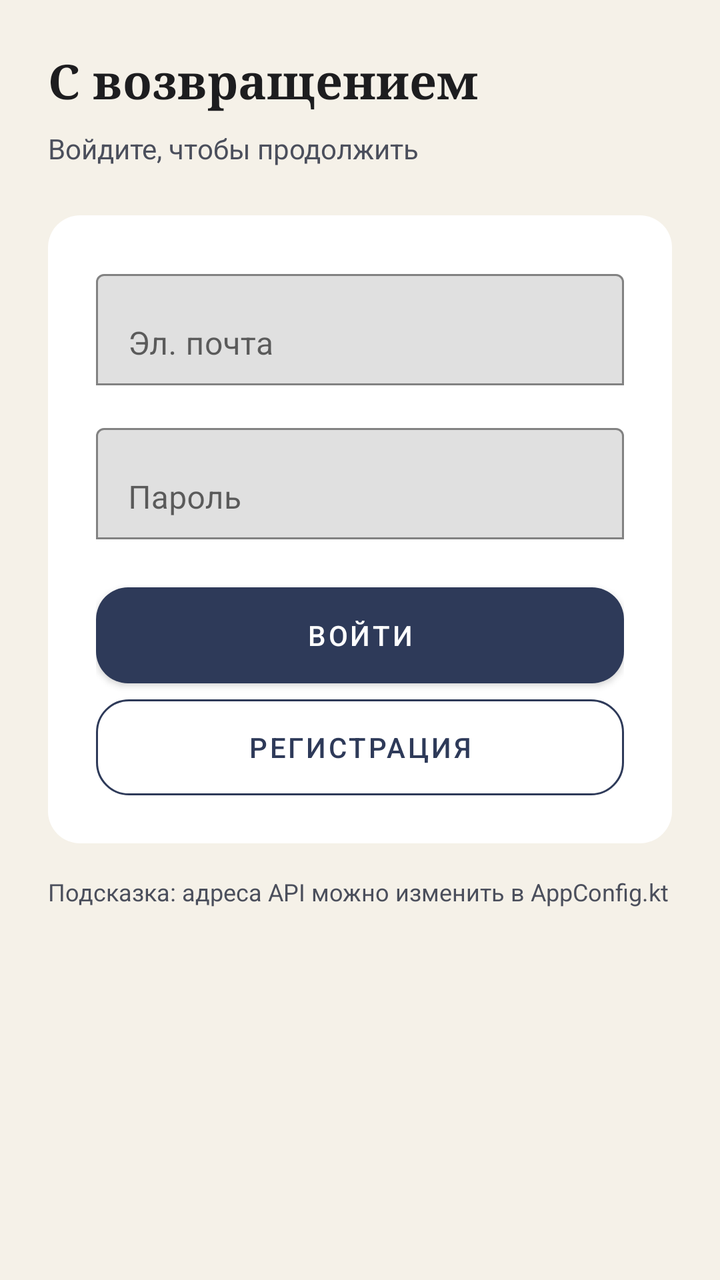
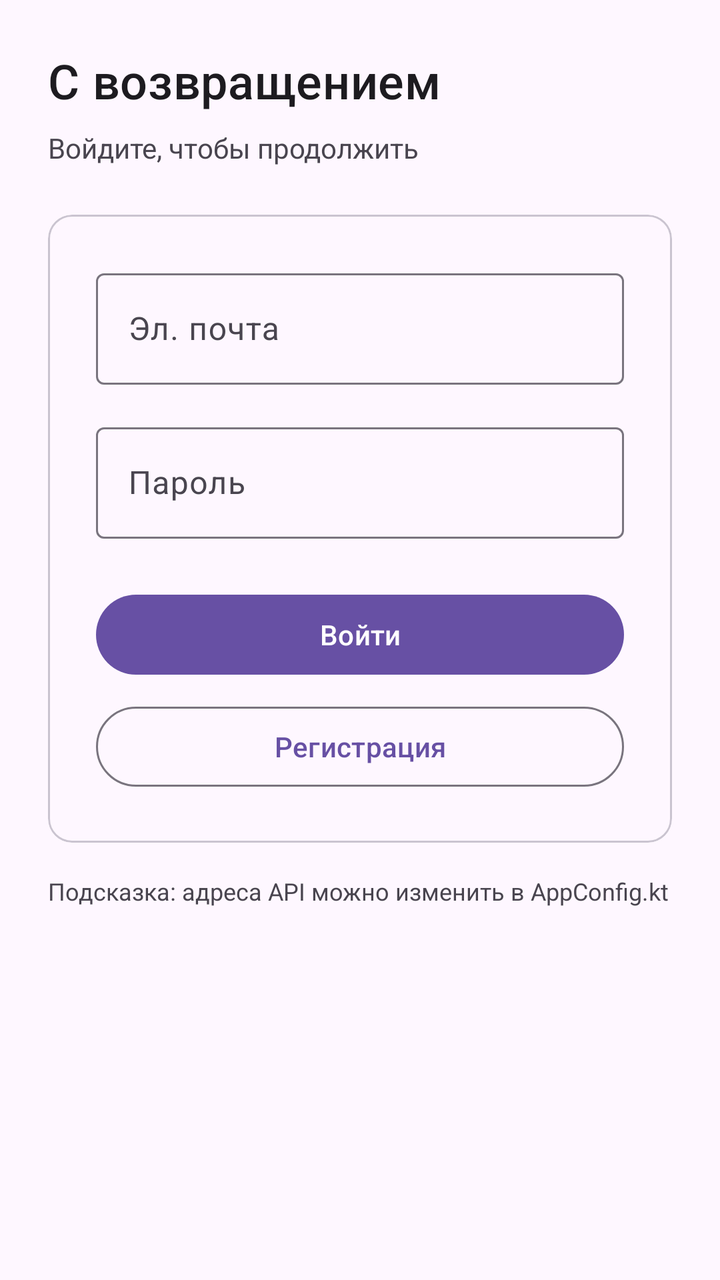

An Android layout rendered at two revisions. The XML below is the earlier revision; the diff shows what the commit changed to produce the second picture.
<!-- AndroidManifest.xml: application theme Theme.TutorPlatform -->
<!-- res/layout/activity_login.xml -->
<?xml version="1.0" encoding="utf-8"?>
<ScrollView
    xmlns:android="http://schemas.android.com/apk/res/android"
    xmlns:app="http://schemas.android.com/apk/res-auto"
    android:layout_width="match_parent"
    android:layout_height="match_parent"
    android:background="@color/brand_light">

    <LinearLayout
        android:layout_width="match_parent"
        android:layout_height="wrap_content"
        android:orientation="vertical"
        android:padding="@dimen/spacing_lg">

        <TextView
            android:layout_width="wrap_content"
            android:layout_height="wrap_content"
            android:text="С возвращением"
            android:textColor="@color/text_primary"
            android:textSize="24sp"
            android:textStyle="bold"
            android:fontFamily="serif" />

        <TextView
            android:layout_width="wrap_content"
            android:layout_height="wrap_content"
            android:text="Войдите, чтобы продолжить"
            android:textColor="@color/text_secondary"
            android:textSize="14sp"
            android:layout_marginTop="@dimen/spacing_sm" />

        <LinearLayout
            android:layout_width="match_parent"
            android:layout_height="wrap_content"
            android:layout_marginTop="@dimen/spacing_lg"
            android:background="@drawable/bg_card"
            android:padding="@dimen/spacing_lg"
            android:orientation="vertical">

            <com.google.android.material.textfield.TextInputLayout
                android:layout_width="match_parent"
                android:layout_height="wrap_content"
                app:boxBackgroundMode="outline">

                <com.google.android.material.textfield.TextInputEditText
                    android:id="@+id/login_email"
                    android:layout_width="match_parent"
                    android:layout_height="wrap_content"
                    android:hint="Эл. почта"
                    android:inputType="textEmailAddress" />
            </com.google.android.material.textfield.TextInputLayout>

            <com.google.android.material.textfield.TextInputLayout
                android:layout_width="match_parent"
                android:layout_height="wrap_content"
                android:layout_marginTop="@dimen/spacing_md"
                app:boxBackgroundMode="outline">

                <com.google.android.material.textfield.TextInputEditText
                    android:id="@+id/login_password"
                    android:layout_width="match_parent"
                    android:layout_height="wrap_content"
                    android:hint="Пароль"
                    android:inputType="textPassword" />
            </com.google.android.material.textfield.TextInputLayout>

            <Button
                android:id="@+id/login_button"
                android:layout_width="match_parent"
                android:layout_height="wrap_content"
                android:layout_marginTop="@dimen/spacing_lg"
                android:background="@drawable/bg_button_primary"
                android:text="Войти"
                android:textColor="@color/white" />

            <Button
                android:id="@+id/login_register"
                android:layout_width="match_parent"
                android:layout_height="wrap_content"
                android:layout_marginTop="@dimen/spacing_sm"
                android:background="@drawable/bg_button_outline"
                android:text="Регистрация"
                android:textColor="@color/brand_primary" />

            <ProgressBar
                android:id="@+id/login_progress"
                android:layout_width="wrap_content"
                android:layout_height="wrap_content"
                android:layout_gravity="center_horizontal"
                android:layout_marginTop="@dimen/spacing_md"
                android:visibility="gone" />

        </LinearLayout>

        <TextView
            android:id="@+id/login_hint"
            android:layout_width="match_parent"
            android:layout_height="wrap_content"
            android:layout_marginTop="@dimen/spacing_md"
            android:text="Подсказка: адреса API можно изменить в AppConfig.kt"
            android:textColor="@color/text_secondary"
            android:textSize="12sp" />

    </LinearLayout>
</ScrollView>
<!-- resources referenced by this layout -->
<resources>
  <color name="brand_light">#F5F1E8</color>
  <color name="brand_primary">#2E3A59</color>
  <color name="text_primary">#1D1D1F</color>
  <color name="text_secondary">#4B4F5C</color>
  <color name="white">#FFFFFF</color>
  <dimen name="spacing_lg">24dp</dimen>
  <dimen name="spacing_md">16dp</dimen>
  <dimen name="spacing_sm">8dp</dimen>
  <!-- drawable bg_button_outline (drawable) -->
  <shape xmlns:android="http://schemas.android.com/apk/res/android">
      <solid android:color="@android:color/transparent" />
      <stroke android:width="1dp" android:color="@color/brand_primary" />
      <corners android:radius="@dimen/corner_md" />
  </shape>
  <!-- drawable bg_button_primary (drawable) -->
  <shape xmlns:android="http://schemas.android.com/apk/res/android">
      <solid android:color="@color/brand_primary" />
      <corners android:radius="@dimen/corner_md" />
  </shape>
  <!-- drawable bg_card (drawable) -->
  <shape xmlns:android="http://schemas.android.com/apk/res/android">
      <solid android:color="@color/surface" />
      <corners android:radius="@dimen/corner_md" />
  </shape>
  <style name="Theme.TutorPlatform" parent="Theme.MaterialComponents.Light.NoActionBar">
          <item name="colorPrimary">@color/brand_primary</item>
          <item name="colorPrimaryVariant">@color/brand_dark</item>
          <item name="colorOnPrimary">@color/white</item>
          <item name="colorSecondary">@color/brand_secondary</item>
          <item name="colorSecondaryVariant">@color/brand_tertiary</item>
          <item name="colorOnSecondary">@color/brand_dark</item>
          <item name="android:statusBarColor">@color/brand_dark</item>
          <item name="android:windowBackground">@color/brand_light</item>
          <item name="android:colorAccent">@color/accent</item>
      </style>
  <dimen name="corner_md">16dp</dimen>
  <color name="surface">#FFFFFF</color>
  <color name="brand_dark">#1F2433</color>
  <color name="brand_secondary">#E9B44C</color>
  <color name="brand_tertiary">#D6605A</color>
  <color name="accent">#3C6E71</color>
</resources>

<!-- the commit's change to res/layout/activity_login.xml (unified diff, before → after) -->
@@ -4,7 +4,7 @@
     xmlns:app="http://schemas.android.com/apk/res-auto"
     android:layout_width="match_parent"
     android:layout_height="match_parent"
-    android:background="@color/brand_light">
+    android:fitsSystemWindows="true">
 
     <LinearLayout
         android:layout_width="match_parent"
@@ -12,93 +12,91 @@
         android:orientation="vertical"
         android:padding="@dimen/spacing_lg">
 
-        <TextView
+        <com.google.android.material.textview.MaterialTextView
             android:layout_width="wrap_content"
             android:layout_height="wrap_content"
             android:text="С возвращением"
-            android:textColor="@color/text_primary"
             android:textSize="24sp"
-            android:textStyle="bold"
-            android:fontFamily="serif" />
+            android:textAppearance="?attr/textAppearanceTitleMedium" />
 
-        <TextView
+        <com.google.android.material.textview.MaterialTextView
             android:layout_width="wrap_content"
             android:layout_height="wrap_content"
             android:text="Войдите, чтобы продолжить"
-            android:textColor="@color/text_secondary"
             android:textSize="14sp"
             android:layout_marginTop="@dimen/spacing_sm" />
 
-        <LinearLayout
+        <com.google.android.material.card.MaterialCardView
             android:layout_width="match_parent"
             android:layout_height="wrap_content"
-            android:layout_marginTop="@dimen/spacing_lg"
-            android:background="@drawable/bg_card"
-            android:padding="@dimen/spacing_lg"
-            android:orientation="vertical">
+            android:layout_marginTop="@dimen/spacing_lg">
 
-            <com.google.android.material.textfield.TextInputLayout
+            <LinearLayout
                 android:layout_width="match_parent"
                 android:layout_height="wrap_content"
-                app:boxBackgroundMode="outline">
+                android:orientation="vertical"
+                android:padding="@dimen/spacing_lg">
 
-                <com.google.android.material.textfield.TextInputEditText
-                    android:id="@+id/login_email"
+                <com.google.android.material.textfield.TextInputLayout
                     android:layout_width="match_parent"
                     android:layout_height="wrap_content"
-                    android:hint="Эл. почта"
-                    android:inputType="textEmailAddress" />
-            </com.google.android.material.textfield.TextInputLayout>
+                    app:boxBackgroundMode="outline">
 
-            <com.google.android.material.textfield.TextInputLayout
-                android:layout_width="match_parent"
-                android:layout_height="wrap_content"
-                android:layout_marginTop="@dimen/spacing_md"
-                app:boxBackgroundMode="outline">
+                    <com.google.android.material.textfield.TextInputEditText
+                        android:id="@+id/login_email"
+                        android:layout_width="match_parent"
+                        android:layout_height="wrap_content"
+                        android:hint="Эл. почта"
+                        android:inputType="textEmailAddress" />
+                </com.google.android.material.textfield.TextInputLayout>
 
-                <com.google.android.material.textfield.TextInputEditText
-                    android:id="@+id/login_password"
+                <com.google.android.material.textfield.TextInputLayout
                     android:layout_width="match_parent"
                     android:layout_height="wrap_content"
-                    android:hint="Пароль"
-                    android:inputType="textPassword" />
-            </com.google.android.material.textfield.TextInputLayout>
+                    android:layout_marginTop="@dimen/spacing_md"
+                    app:boxBackgroundMode="outline">
 
-            <Button
-                android:id="@+id/login_button"
-                android:layout_width="match_parent"
-                android:layout_height="wrap_content"
-                android:layout_marginTop="@dimen/spacing_lg"
-                android:background="@drawable/bg_button_primary"
-                android:text="Войти"
-                android:textColor="@color/white" />
+                    <com.google.android.material.textfield.TextInputEditText
+                        android:id="@+id/login_password"
+                        android:layout_width="match_parent"
+                        android:layout_height="wrap_content"
+                        android:hint="Пароль"
+                        android:inputType="textPassword" />
+                </com.google.android.material.textfield.TextInputLayout>
 
-            <Button
-                android:id="@+id/login_register"
-                android:layout_width="match_parent"
-                android:layout_height="wrap_content"
-                android:layout_marginTop="@dimen/spacing_sm"
-                android:background="@drawable/bg_button_outline"
-                android:text="Регистрация"
-                android:textColor="@color/brand_primary" />
+                <com.google.android.material.button.MaterialButton
+                    android:id="@+id/login_button"
+                    android:layout_width="match_parent"
+                    android:layout_height="wrap_content"
+                    android:layout_marginTop="@dimen/spacing_lg"
+                    android:text="Войти" />
 
-            <ProgressBar
-                android:id="@+id/login_progress"
-                android:layout_width="wrap_content"
-                android:layout_height="wrap_content"
-                android:layout_gravity="center_horizontal"
-                android:layout_marginTop="@dimen/spacing_md"
-                android:visibility="gone" />
+                <com.google.android.material.button.MaterialButton
+                    android:id="@+id/login_register"
+                    style="?attr/materialButtonOutlinedStyle"
+                    android:layout_width="match_parent"
+                    android:layout_height="wrap_content"
+                    android:layout_marginTop="@dimen/spacing_sm"
+                    android:text="Регистрация" />
 
-        </LinearLayout>
+                <ProgressBar
+                    android:id="@+id/login_progress"
+                    android:layout_width="wrap_content"
+                    android:layout_height="wrap_content"
+                    android:layout_gravity="center_horizontal"
+                    android:layout_marginTop="@dimen/spacing_md"
+                    android:visibility="gone" />
 
-        <TextView
+            </LinearLayout>
+
+        </com.google.android.material.card.MaterialCardView>
+
+        <com.google.android.material.textview.MaterialTextView
             android:id="@+id/login_hint"
             android:layout_width="match_parent"
             android:layout_height="wrap_content"
             android:layout_marginTop="@dimen/spacing_md"
             android:text="Подсказка: адреса API можно изменить в AppConfig.kt"
-            android:textColor="@color/text_secondary"
             android:textSize="12sp" />
 
     </LinearLayout>
<!-- resource entries referenced after the edit -->
@@ -1,45 +1,13 @@
 <!-- resources referenced by this layout -->
 <resources>
-  <color name="brand_light">#F5F1E8</color>
-  <color name="brand_primary">#2E3A59</color>
-  <color name="text_primary">#1D1D1F</color>
-  <color name="text_secondary">#4B4F5C</color>
-  <color name="white">#FFFFFF</color>
   <dimen name="spacing_lg">24dp</dimen>
   <dimen name="spacing_md">16dp</dimen>
   <dimen name="spacing_sm">8dp</dimen>
-  <!-- drawable bg_button_outline (drawable) -->
-  <shape xmlns:android="http://schemas.android.com/apk/res/android">
-      <solid android:color="@android:color/transparent" />
-      <stroke android:width="1dp" android:color="@color/brand_primary" />
-      <corners android:radius="@dimen/corner_md" />
-  </shape>
-  <!-- drawable bg_button_primary (drawable) -->
-  <shape xmlns:android="http://schemas.android.com/apk/res/android">
-      <solid android:color="@color/brand_primary" />
-      <corners android:radius="@dimen/corner_md" />
-  </shape>
-  <!-- drawable bg_card (drawable) -->
-  <shape xmlns:android="http://schemas.android.com/apk/res/android">
-      <solid android:color="@color/surface" />
-      <corners android:radius="@dimen/corner_md" />
-  </shape>
-  <style name="Theme.TutorPlatform" parent="Theme.MaterialComponents.Light.NoActionBar">
-          <item name="colorPrimary">@color/brand_primary</item>
-          <item name="colorPrimaryVariant">@color/brand_dark</item>
-          <item name="colorOnPrimary">@color/white</item>
-          <item name="colorSecondary">@color/brand_secondary</item>
-          <item name="colorSecondaryVariant">@color/brand_tertiary</item>
-          <item name="colorOnSecondary">@color/brand_dark</item>
-          <item name="android:statusBarColor">@color/brand_dark</item>
-          <item name="android:windowBackground">@color/brand_light</item>
-          <item name="android:colorAccent">@color/accent</item>
+  <style name="Theme.TutorPlatform" parent="Theme.Material3.DayNight.NoActionBar">
+          <item name="chatMyBubbleColor">?attr/colorPrimaryContainer</item>
+          <item name="chatMyBubbleTextColor">?attr/colorOnPrimaryContainer</item>
+          <item name="chatOtherBubbleColor">?attr/colorSurfaceVariant</item>
+          <item name="chatOtherBubbleTextColor">?attr/colorOnSurfaceVariant</item>
       </style>
-  <dimen name="corner_md">16dp</dimen>
-  <color name="surface">#FFFFFF</color>
-  <color name="brand_dark">#1F2433</color>
-  <color name="brand_secondary">#E9B44C</color>
-  <color name="brand_tertiary">#D6605A</color>
-  <color name="accent">#3C6E71</color>
 </resources>
 
